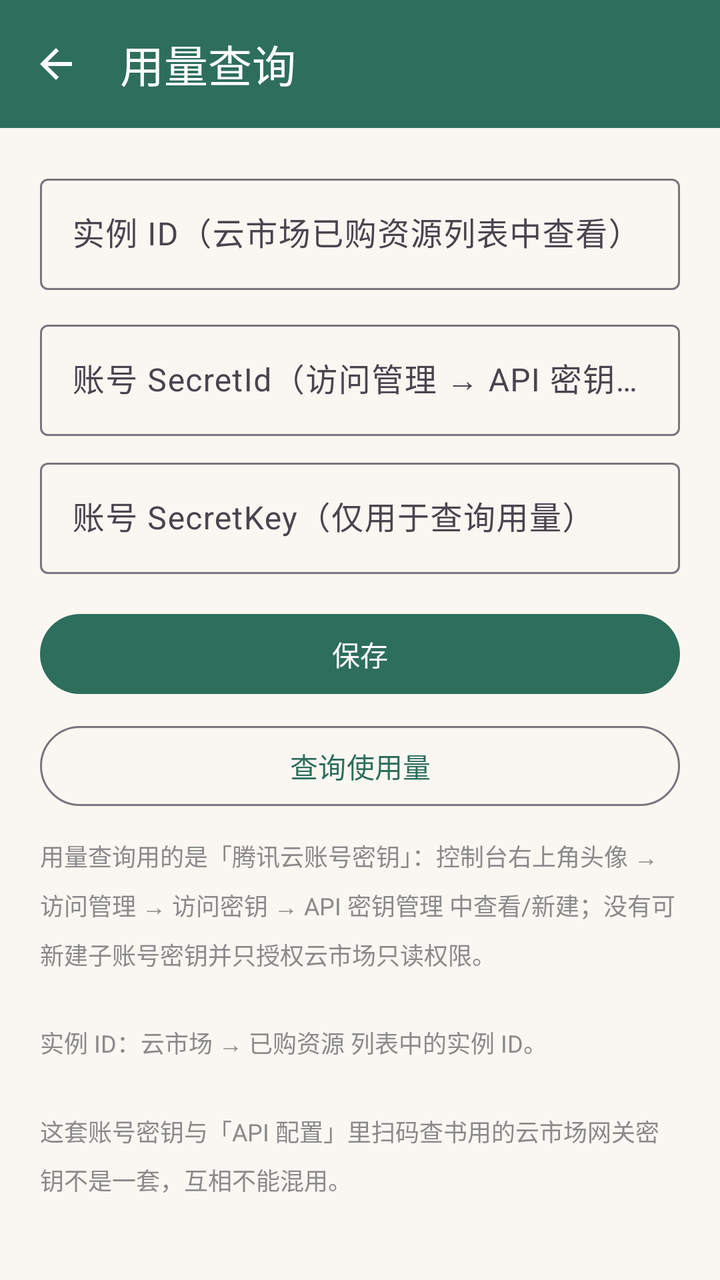
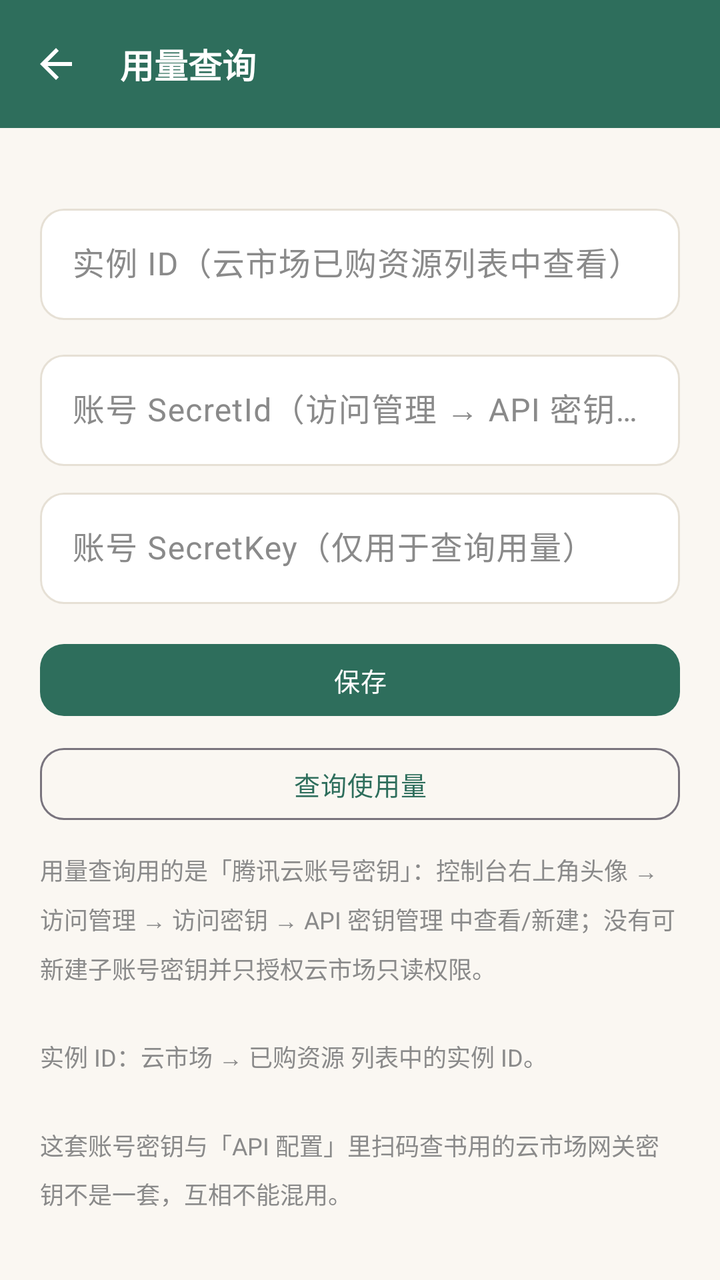

Two renders of the same Android screen: before a commit and after it. Below are the layout's source before the change and the commit's diff.
<!-- AndroidManifest.xml: application theme Theme.Bookshelf -->
<!-- res/layout/activity_usage_query.xml -->
<?xml version="1.0" encoding="utf-8"?>
<LinearLayout xmlns:android="http://schemas.android.com/apk/res/android"
    xmlns:app="http://schemas.android.com/apk/res-auto"
    android:layout_width="match_parent"
    android:layout_height="match_parent"
    android:orientation="vertical">

    <com.google.android.material.appbar.MaterialToolbar
        android:id="@+id/toolbar"
        android:layout_width="match_parent"
        android:layout_height="?attr/actionBarSize"
        android:background="?attr/colorPrimary"
        app:navigationIcon="@drawable/ic_back"
        app:title="用量查询"
        app:titleTextColor="@color/white" />

    <ScrollView
        android:layout_width="match_parent"
        android:layout_height="0dp"
        android:layout_weight="1"
        android:fillViewport="true"
        android:scrollbars="vertical">

        <LinearLayout
            android:layout_width="match_parent"
            android:layout_height="wrap_content"
            android:orientation="vertical"
            android:padding="20dp">

            <com.google.android.material.textfield.TextInputLayout
                android:id="@+id/til_instance_id"
                android:layout_width="match_parent"
                android:layout_height="wrap_content"
                android:hint="实例 ID（云市场已购资源列表中查看）">

                <com.google.android.material.textfield.TextInputEditText
                    android:id="@+id/et_instance_id"
                    android:layout_width="match_parent"
                    android:layout_height="wrap_content" />
            </com.google.android.material.textfield.TextInputLayout>

            
            <com.google.android.material.textfield.TextInputLayout
                android:id="@+id/til_usage_secret_id"
                android:layout_width="match_parent"
                android:layout_height="wrap_content"
                android:layout_marginTop="12dp"
                android:hint="账号 SecretId（访问管理 → API 密钥管理，非云市场网关密钥）">

                <com.google.android.material.textfield.TextInputEditText
                    android:id="@+id/et_usage_secret_id"
                    android:layout_width="match_parent"
                    android:layout_height="wrap_content" />
            </com.google.android.material.textfield.TextInputLayout>

            <com.google.android.material.textfield.TextInputLayout
                android:id="@+id/til_usage_secret_key"
                android:layout_width="match_parent"
                android:layout_height="wrap_content"
                android:layout_marginTop="8dp"
                android:hint="账号 SecretKey（仅用于查询用量）">

                <com.google.android.material.textfield.TextInputEditText
                    android:id="@+id/et_usage_secret_key"
                    android:layout_width="match_parent"
                    android:layout_height="wrap_content" />
            </com.google.android.material.textfield.TextInputLayout>

            <com.google.android.material.button.MaterialButton
                android:id="@+id/btn_save"
                android:layout_width="match_parent"
                android:layout_height="wrap_content"
                android:layout_marginTop="16dp"
                android:text="保存" />

            <com.google.android.material.button.MaterialButton
                android:id="@+id/btn_query_usage"
                style="@style/Widget.Material3.Button.OutlinedButton"
                android:layout_width="match_parent"
                android:layout_height="wrap_content"
                android:layout_marginTop="8dp"
                android:text="查询使用量" />

            <TextView
                android:id="@+id/tv_usage_result"
                android:layout_width="match_parent"
                android:layout_height="wrap_content"
                android:layout_marginTop="4dp"
                android:lineSpacingMultiplier="1.35"
                android:textColor="@color/text_main"
                android:textSize="13sp"
                android:visibility="gone" />

            <TextView
                android:layout_width="match_parent"
                android:layout_height="wrap_content"
                android:layout_marginTop="12dp"
                android:lineSpacingMultiplier="1.4"
                android:text="用量查询用的是「腾讯云账号密钥」：控制台右上角头像 → 访问管理 → 访问密钥 → API 密钥管理 中查看/新建；没有可新建子账号密钥并只授权云市场只读权限。\n\n实例 ID：云市场 → 已购资源 列表中的实例 ID。\n\n这套账号密钥与「API 配置」里扫码查书用的云市场网关密钥不是一套，互相不能混用。"
                android:textSize="12sp"
                android:textColor="@color/text_sub" />
        </LinearLayout>
    </ScrollView>
</LinearLayout>
<!-- resources referenced by this layout -->
<resources>
  <style name="Theme.Bookshelf" parent="Theme.Material3.Light.NoActionBar">
          <item name="colorPrimary">@color/primary</item>
          <item name="colorPrimaryVariant">@color/primary_dark</item>
          <item name="colorSecondary">@color/accent</item>
          <item name="android:colorBackground">@color/bg_page</item>
          <item name="android:statusBarColor">@color/primary_dark</item>
          
          <item name="chip_bg">@color/chip_bg</item>
      </style>
  <!-- unchanged entries left out for length: 9 -->
</resources>

<!-- the commit's change to res/layout/activity_usage_query.xml (unified diff, before → after) -->
@@ -7,12 +7,11 @@
 
     <com.google.android.material.appbar.MaterialToolbar
         android:id="@+id/toolbar"
+        style="@style/Widget.Bookshelf.Toolbar"
         android:layout_width="match_parent"
         android:layout_height="?attr/actionBarSize"
-        android:background="?attr/colorPrimary"
         app:navigationIcon="@drawable/ic_back"
-        app:title="用量查询"
-        app:titleTextColor="@color/white" />
+        app:title="用量查询" />
 
     <ScrollView
         android:layout_width="match_parent"
@@ -21,11 +20,22 @@
         android:fillViewport="true"
         android:scrollbars="vertical">
 
-        <LinearLayout
+                <androidx.constraintlayout.widget.ConstraintLayout
             android:layout_width="match_parent"
+            android:layout_height="wrap_content">
+
+<LinearLayout
+            android:layout_width="0dp"
             android:layout_height="wrap_content"
             android:orientation="vertical"
-            android:padding="20dp">
+            android:padding="20dp"
+                    app:layout_constraintWidth_max="@dimen/content_max_width"
+                    app:layout_constraintStart_toStartOf="parent"
+                    app:layout_constraintEnd_toEndOf="parent"
+                    app:layout_constraintHorizontal_bias="0.5"
+                    app:layout_constraintTop_toTopOf="parent"
+                    app:layout_constraintBottom_toBottomOf="parent"
+                >
 
             <com.google.android.material.textfield.TextInputLayout
                 android:id="@+id/til_instance_id"
@@ -75,7 +85,7 @@
 
             <com.google.android.material.button.MaterialButton
                 android:id="@+id/btn_query_usage"
-                style="@style/Widget.Material3.Button.OutlinedButton"
+                style="@style/Widget.Bookshelf.Button.Outlined"
                 android:layout_width="match_parent"
                 android:layout_height="wrap_content"
                 android:layout_marginTop="8dp"
@@ -100,5 +110,6 @@
                 android:textSize="12sp"
                 android:textColor="@color/text_sub" />
         </LinearLayout>
+        </androidx.constraintlayout.widget.ConstraintLayout>
     </ScrollView>
 </LinearLayout>
<!-- resource entries referenced after the edit -->
@@ -1,14 +1,90 @@
 <!-- resources referenced by this layout -->
 <resources>
-  <style name="Theme.Bookshelf" parent="Theme.Material3.Light.NoActionBar">
+  <dimen name="content_max_width">9999dp</dimen>
+  <style name="Widget.Bookshelf.Button.Outlined" parent="Widget.Material3.Button.OutlinedButton">
+          <item name="shapeAppearance">@style/ShapeAppearance.Bookshelf.Medium</item>
+          <item name="android:textSize">@dimen/text_body_small</item>
+          <item name="android:letterSpacing">0.02</item>
+          <item name="android:minHeight">44dp</item>
+          <item name="cornerRadius">@dimen/radius_md</item>
+      </style>
+  <style name="Widget.Bookshelf.Toolbar" parent="Widget.Material3.Toolbar">
+          <item name="android:background">?attr/colorPrimary</item>
+          <item name="titleTextColor">@color/white</item>
+          <item name="titleTextAppearance">@style/TextAppearance.Bookshelf.ToolbarTitle</item>
+          <item name="navigationIconTint">@color/white</item>
+          <item name="android:elevation">0dp</item>
+      </style>
+  <style name="Theme.Bookshelf" parent="Theme.Bookshelf.Base">
           <item name="colorPrimary">@color/primary</item>
           <item name="colorPrimaryVariant">@color/primary_dark</item>
           <item name="colorSecondary">@color/accent</item>
-          <item name="android:colorBackground">@color/bg_page</item>
-          <item name="android:statusBarColor">@color/primary_dark</item>
           
           <item name="chip_bg">@color/chip_bg</item>
+          <item name="primary_container">@color/green_container</item>
+          <item name="on_primary_container">@color/green_on_container</item>
       </style>
+  <style name="ShapeAppearance.Bookshelf.Medium" parent="ShapeAppearance.Material3.Corner.Medium">
+          <item name="cornerSize">@dimen/radius_md</item>
+      </style>
+  <dimen name="text_body_small">13sp</dimen>
+  <dimen name="radius_md">12dp</dimen>
+  <style name="TextAppearance.Bookshelf.ToolbarTitle" parent="TextAppearance.Material3.TitleLarge">
+          <item name="android:textSize">@dimen/text_headline</item>
+          <item name="android:textStyle">bold</item>
+          <item name="android:textColor">@color/white</item>
+      </style>
+  <style name="Theme.Bookshelf.Base" parent="Theme.Material3.Light.NoActionBar">
+          
+          <item name="android:colorBackground">@color/bg_page</item>
+          
+          <item name="android:statusBarColor">?attr/colorPrimary</item>
+          <item name="android:windowLightStatusBar">false</item>
+          
+          <item name="surface">@color/surface</item>
+          <item name="surface_dim">@color/surface_dim</item>
+          <item name="outline">@color/outline</item>
+          <item name="outline_strong">@color/outline_strong</item>
+          <item name="on_surface">@color/text_main</item>
+          <item name="on_surface_variant">@color/text_sub</item>
+          
+          <item name="materialButtonStyle">@style/Widget.Bookshelf.Button</item>
+          <item name="textInputStyle">@style/Widget.Bookshelf.TextField</item>
+          <item name="materialCardViewStyle">@style/Widget.Bookshelf.MaterialCard</item>
+      </style>
+  <color name="green_container">#E6F0EC</color>
+  <color name="green_on_container">#1C4A3E</color>
+  <dimen name="text_headline">17sp</dimen>
+  <color name="surface">#FFFFFF</color>
+  <color name="surface_dim">#F4F0E9</color>
+  <color name="outline">#E6E0D5</color>
+  <color name="outline_strong">#CFC5B4</color>
+  <style name="Widget.Bookshelf.Button" parent="Widget.Material3.Button">
+          <item name="shapeAppearance">@style/ShapeAppearance.Bookshelf.Medium</item>
+          <item name="android:textSize">@dimen/text_body_small</item>
+          <item name="android:letterSpacing">0.02</item>
+          <item name="android:minHeight">44dp</item>
+          <item name="cornerRadius">@dimen/radius_md</item>
+      </style>
+  <style name="Widget.Bookshelf.TextField" parent="Widget.Material3.TextInputLayout.OutlinedBox">
+          <item name="boxStrokeColor">@color/text_field_stroke</item>
+          <item name="boxStrokeWidth">1dp</item>
+          <item name="boxStrokeWidthFocused">1.5dp</item>
+          <item name="boxCornerRadiusTopStart">@dimen/radius_md</item>
+          <item name="boxCornerRadiusTopEnd">@dimen/radius_md</item>
+          <item name="boxCornerRadiusBottomStart">@dimen/radius_md</item>
+          <item name="boxCornerRadiusBottomEnd">@dimen/radius_md</item>
+          <item name="boxBackgroundColor">?attr/surface</item>
+          <item name="hintTextColor">?attr/colorPrimary</item>
+          <item name="android:textColorHint">?attr/on_surface_variant</item>
+      </style>
+  <style name="Widget.Bookshelf.MaterialCard" parent="Widget.Material3.CardView.Outlined">
+          <item name="cardCornerRadius">@dimen/card_corner</item>
+          <item name="cardElevation">0dp</item>
+          <item name="strokeColor">?attr/outline</item>
+          <item name="strokeWidth">1dp</item>
+      </style>
+  <dimen name="card_corner">16dp</dimen>
   <!-- unchanged entries left out for length: 9 -->
 </resources>
 
